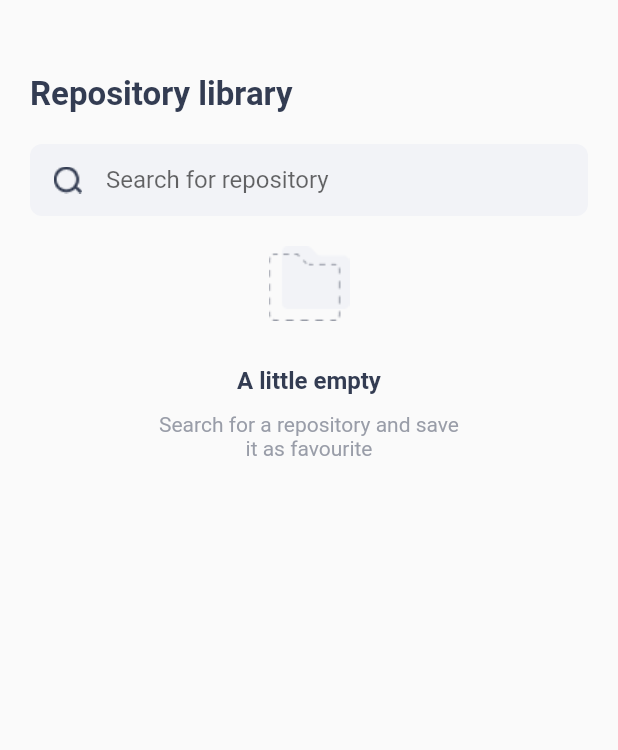
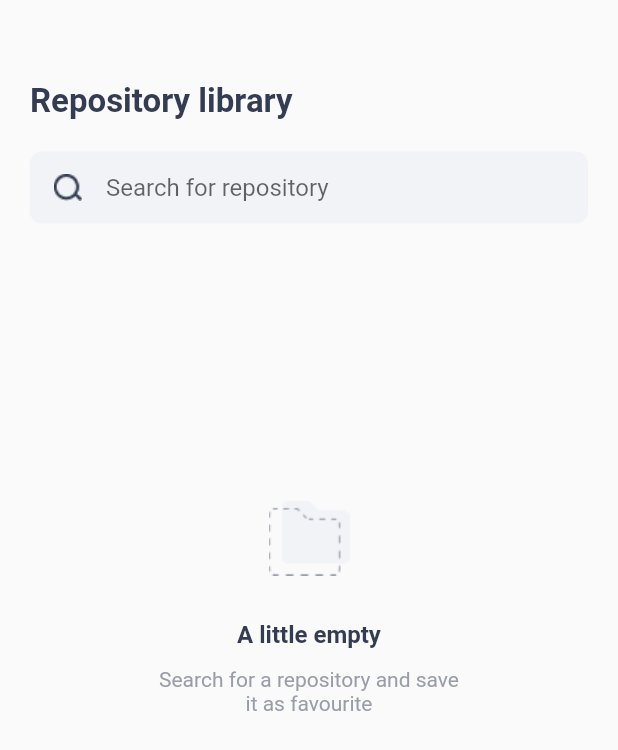
Before and after one commit to hinrikHelga/GitExplorer, a Flutter app: the screen it shows after launch, on a phone screen of 412 x 824 dp. Shown: the top 750 px of the screen. Run offline on Flutter 3.47's test engine with Material 2 defaults, Android fonts, the light colour scheme and no system bars; our stand-ins replace cached_network_image, dio, equatable, flutter_bloc, pretty_dio_logger; missing offline and left inert: dio_flutter_transformer2.

Commit message:
Responsiveness on orientation

```diff
--- a/gitexplorer/lib/ui/view/repository_detail_view.dart
+++ b/gitexplorer/lib/ui/view/repository_detail_view.dart
@@ -88,6 +88,7 @@ class RepositoryDetailView extends StatelessWidget {
         child: Scaffold(
           body: Padding(
             padding: const EdgeInsets.symmetric(horizontal: 20.0,),
+            child: SingleChildScrollView(
               child: Column(
                 crossAxisAlignment: CrossAxisAlignment.start,
                 children: [
@@ -99,6 +100,7 @@ class RepositoryDetailView extends StatelessWidget {
             ),
           ),
         ),
+      ),
     );
   }
 }
--- a/gitexplorer/lib/ui/view/repository_list_view.dart
+++ b/gitexplorer/lib/ui/view/repository_list_view.dart
@@ -76,6 +76,8 @@ class _RepositoryListViewState extends State<RepositoryListView> {
   }
 
   Widget _buildEmptyColumn() {
+    var height = MediaQuery.of(context).size.height;
+
     return Align(
       alignment: Alignment.center,
       child: ConstrainedBox(
@@ -87,6 +89,9 @@ class _RepositoryListViewState extends State<RepositoryListView> {
           mainAxisAlignment: MainAxisAlignment.center,
           crossAxisAlignment: CrossAxisAlignment.center,
           children: [
+            SizedBox(
+              height: height / 5,
+            ),
             Image.asset('assets/images/empty_folder.png'),
             _buildEmptySearchMainText(),
             _buildEmptySearchSecondaryText()
@@ -185,6 +190,7 @@ class _RepositoryListViewState extends State<RepositoryListView> {
 
   @override
   Widget build(BuildContext context) {
+    var height = MediaQuery.of(context).size.height;
     return BlocConsumer<SearchCubit, SearchState>(
       listenWhen: (previous, current) {
         // clear cached repositories in case of a new query
@@ -208,14 +214,16 @@ class _RepositoryListViewState extends State<RepositoryListView> {
           queryRepos();
         }
       }),
-      builder: ((context, state) => Stack(
+      builder: ((context, state) => SingleChildScrollView(
+        physics: const NeverScrollableScrollPhysics(), // avoids keyboard overflow on bottom
+        child: Stack(
           children: [
             Padding(
               padding: const EdgeInsets.symmetric(horizontal: 20.0),
               child: Column(
                 crossAxisAlignment: CrossAxisAlignment.start,
                 children: [
-                const SizedBox(height: 50.0,),
+                  SizedBox(height: height / 15),
                   _buildHeading(),
                   SearchField(
                     hintText: 'Search for repository',
@@ -264,6 +272,8 @@ class _RepositoryListViewState extends State<RepositoryListView> {
               ),
             ),
           ],
-      )));
+        ),
+      )
+    ));
   }
 }
```
Lines whose indentation alone changed are shown as unchanged.
